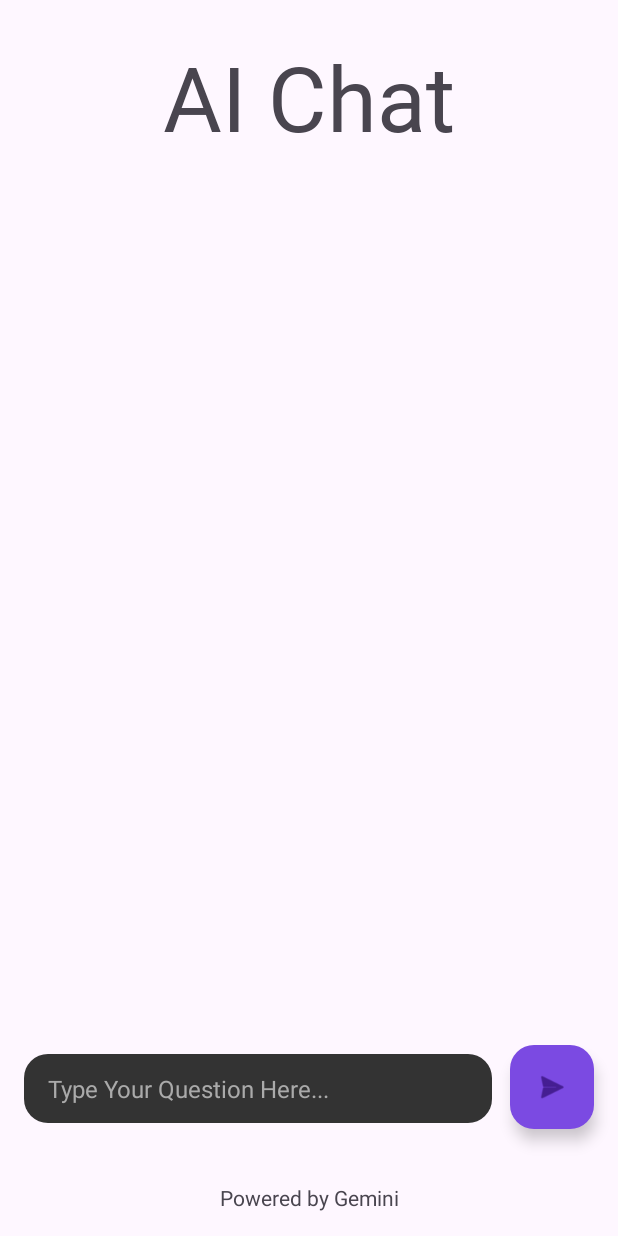
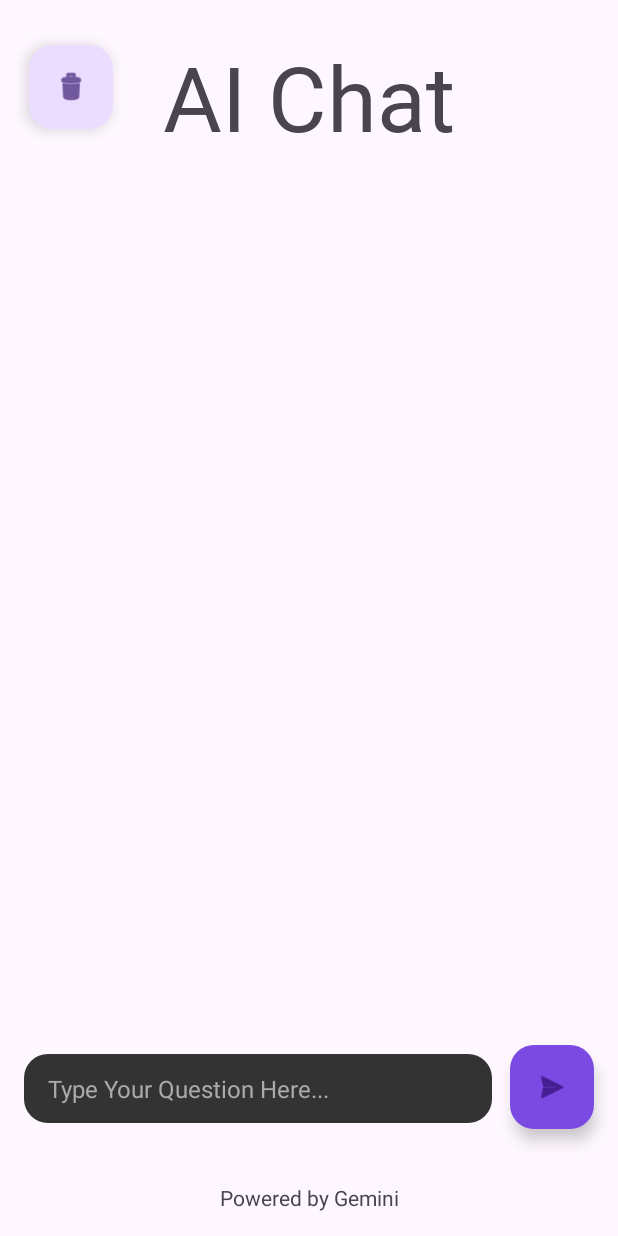
Before and after one commit to AbinavRamasamy/AI_Chat_App, an Android app: the screen it shows after launch (MainActivity), on a phone screen of 412 x 824 dp. Run offline under Robolectric (Android 15) with nearby library versions, the phone set to English and light mode, and no system bars.

Commit message:
Updated various files for persistent chat history across app launches

```diff
--- a/app/build.gradle.kts
+++ b/app/build.gradle.kts
@@ -1,11 +1,12 @@
 plugins {
     alias(libs.plugins.android.application)
     alias(libs.plugins.kotlin.android)
+    alias(libs.plugins.kotlin.serialization)
 }
 
 android {
     namespace = "com.example.ai_chat_app"
-    compileSdk = 35
+    compileSdk = 36
 
     defaultConfig {
         applicationId = "com.example.ai_chat_app"
@@ -38,6 +39,7 @@ android {
 }
 
 dependencies {
+    implementation(libs.kotlinx.serialization.json)
     implementation(libs.retrofit)
     implementation(libs.converter.gson)
     implementation(libs.androidx.core.ktx)
--- a/app/src/main/java/com/example/ai_chat_app/ChatParts.kt
+++ b/app/src/main/java/com/example/ai_chat_app/ChatParts.kt
@@ -1,6 +1,9 @@
 package com.example.ai_chat_app
 
+import kotlinx.serialization.Serializable
+
 // Parts of a message
+@Serializable
 data class ChatMessage(
     val message: String,
     val isUser: Boolean
--- a/app/src/main/java/com/example/ai_chat_app/MainActivity.kt
+++ b/app/src/main/java/com/example/ai_chat_app/MainActivity.kt
@@ -1,5 +1,6 @@
 package com.example.ai_chat_app
 
+import android.content.SharedPreferences
 import android.os.Bundle
 import android.util.Log
 import android.widget.EditText
@@ -11,25 +12,26 @@ import androidx.core.view.WindowInsetsCompat
 import androidx.recyclerview.widget.LinearLayoutManager
 import androidx.recyclerview.widget.RecyclerView
 import com.google.android.material.floatingactionbutton.FloatingActionButton
-import retrofit2.Call
-import retrofit2.Callback
-import retrofit2.Response
-import retrofit2.Retrofit
+import retrofit2.*
 import retrofit2.converter.gson.GsonConverterFactory
+import kotlin.collections.toMutableList
 
 class MainActivity : AppCompatActivity() {
-    private val chatMessages = mutableListOf<ChatMessage>()
     private lateinit var chatAdapter: ChatAdapter
 
     override fun onCreate(savedInstanceState: Bundle?) {
+        val prefs: SharedPreferences = getSharedPreferences("MyPrefs", MODE_PRIVATE)
+        val chatMessages = loadList(prefs, "chat").toMutableList()
+
         super.onCreate(savedInstanceState)
         enableEdgeToEdge()
         setContentView(R.layout.activity_main)
 
 
-        ViewCompat.setOnApplyWindowInsetsListener(findViewById(R.id.rootLayout)) { v, insets ->
+        ViewCompat.setOnApplyWindowInsetsListener(findViewById(R.id.rootLayout)) { view, insets ->
             val systemBars = insets.getInsets(WindowInsetsCompat.Type.systemBars())
-            v.setPadding(systemBars.left, systemBars.top, systemBars.right, systemBars.bottom)
+            view.setPadding(systemBars.left, systemBars.top,
+                        systemBars.right, systemBars.bottom)
             insets
         }
 
@@ -38,6 +40,9 @@ class MainActivity : AppCompatActivity() {
         chatAdapter = ChatAdapter(chatMessages)
         recyclerView.adapter = chatAdapter
         recyclerView.layoutManager = LinearLayoutManager(this)
+
+        //Start at bottom of chat at app launch
+        recyclerView.scrollToPosition(chatMessages.size - 1)
 
         // Retrofit setup
         val retrofit = Retrofit.Builder()
@@ -49,8 +54,17 @@ class MainActivity : AppCompatActivity() {
         val chatApi = retrofit.create(ChatApi::class.java)
 
         // Initialize UI components
+        val trash = findViewById<FloatingActionButton>(R.id.trashChat)
         val sendButton = findViewById<FloatingActionButton>(R.id.sendButton)
         val promptEditText = findViewById<EditText>(R.id.promptEditText)
+
+        trash.setOnClickListener {
+            chatMessages.clear()
+            saveList(prefs, "chat", chatMessages)
+            recyclerView.scrollToPosition(chatMessages.size - 1)
+            Toast.makeText(this, "Chat Cleared",
+                            Toast.LENGTH_SHORT).show()
+        }
 
         // Handle Enter key for sending messages
         sendButton.setOnClickListener {
@@ -59,12 +73,14 @@ class MainActivity : AppCompatActivity() {
 
             // Validate input
             if (promptText.isBlank()) {
-                Toast.makeText(this, "Please enter a prompt", Toast.LENGTH_SHORT).show()
+                Toast.makeText(this, "Please enter a prompt",
+                                Toast.LENGTH_SHORT).show()
                 return@setOnClickListener
             }
 
             // Add user message to chat
             chatMessages.add(ChatMessage(promptText, isUser = true))
+
             chatAdapter.notifyItemInserted(chatMessages.size - 1)
             recyclerView.scrollToPosition(chatMessages.size - 1)
 
@@ -81,20 +97,18 @@ class MainActivity : AppCompatActivity() {
                     if (response.isSuccessful) {
                         val aiReply = response.body()?.reply ?: "No reply"
                         chatMessages.add(ChatMessage(aiReply, isUser = false))
+                        saveList(prefs, "chat", chatMessages)
                         chatAdapter.notifyItemInserted(chatMessages.size - 1)
                         recyclerView.scrollToPosition(chatMessages.size - 1)
-                    } else
+                    } else {
                         Log.e("AI_CHAT", "Gemini Error: ${response.code()}")
+                    }
                 }
 
                 override fun onFailure(call: Call<ChatResponse>, t: Throwable) {
                     Log.e("AI_CHAT", "Gemini Network Error", t)
-                    chatMessages.add(
-                        ChatMessage(
-                            "Network error: ${t.localizedMessage}",
-                            isUser = false
-                        )
-                    )
+                    chatMessages.add(ChatMessage("Network error: " +
+                                        "${t.localizedMessage}", isUser = false))
                     chatAdapter.notifyItemInserted(chatMessages.size - 1)
                     recyclerView.scrollToPosition(chatMessages.size - 1)
                 }
--- /dev/null
+++ b/app/src/main/java/com/example/ai_chat_app/MyPrefs.kt
@@ -0,0 +1,18 @@
+package com.example.ai_chat_app
+
+import android.content.SharedPreferences
+import androidx.core.content.edit
+import kotlinx.serialization.json.Json
+
+fun saveList(prefs: SharedPreferences, key: String, list: List<ChatMessage>) {
+    val json = Json { ignoreUnknownKeys = true }
+
+    val jsonString = json.encodeToString(list)
+    prefs.edit { putString(key, jsonString) }
+}
+fun loadList(prefs: SharedPreferences, key: String): List<ChatMessage> {
+    val json = Json { ignoreUnknownKeys = true }
+
+    val jsonString = prefs.getString(key, null)
+    return jsonString?.let { json.decodeFromString(it) } ?: emptyList()
+}
--- a/app/src/main/res/layout/activity_main.xml
+++ b/app/src/main/res/layout/activity_main.xml
@@ -9,7 +9,7 @@
     tools:context=".MainActivity">
 
     <TextView
-        android:id="@+id/Title"
+        android:id="@+id/title"
         android:layout_width="wrap_content"
         android:layout_height="wrap_content"
         android:layout_marginTop="24dp"
@@ -31,7 +31,7 @@
         app:layout_constraintBottom_toTopOf="@+id/promptEditText"
         app:layout_constraintEnd_toEndOf="parent"
         app:layout_constraintStart_toStartOf="parent"
-        app:layout_constraintTop_toBottomOf="@+id/Title" />
+        app:layout_constraintTop_toBottomOf="@+id/title" />
 
 
     <!-- EditText for prompt input -->
@@ -85,4 +85,15 @@
         app:layout_constraintEnd_toEndOf="parent"
         app:layout_constraintStart_toStartOf="parent" />
 
+    <com.google.android.material.floatingactionbutton.FloatingActionButton
+        android:id="@+id/trashChat"
+        android:layout_width="wrap_content"
+        android:layout_height="wrap_content"
+        android:layout_marginStart="19dp"
+        android:layout_marginTop="30dp"
+        android:clickable="true"
+        app:layout_constraintStart_toStartOf="parent"
+        app:layout_constraintTop_toTopOf="parent"
+        app:srcCompat="@android:drawable/ic_menu_delete" />
+
 </androidx.constraintlayout.widget.ConstraintLayout>
```
Also changed, not shown: gradle/libs.versions.toml (+7 -4 lines).
